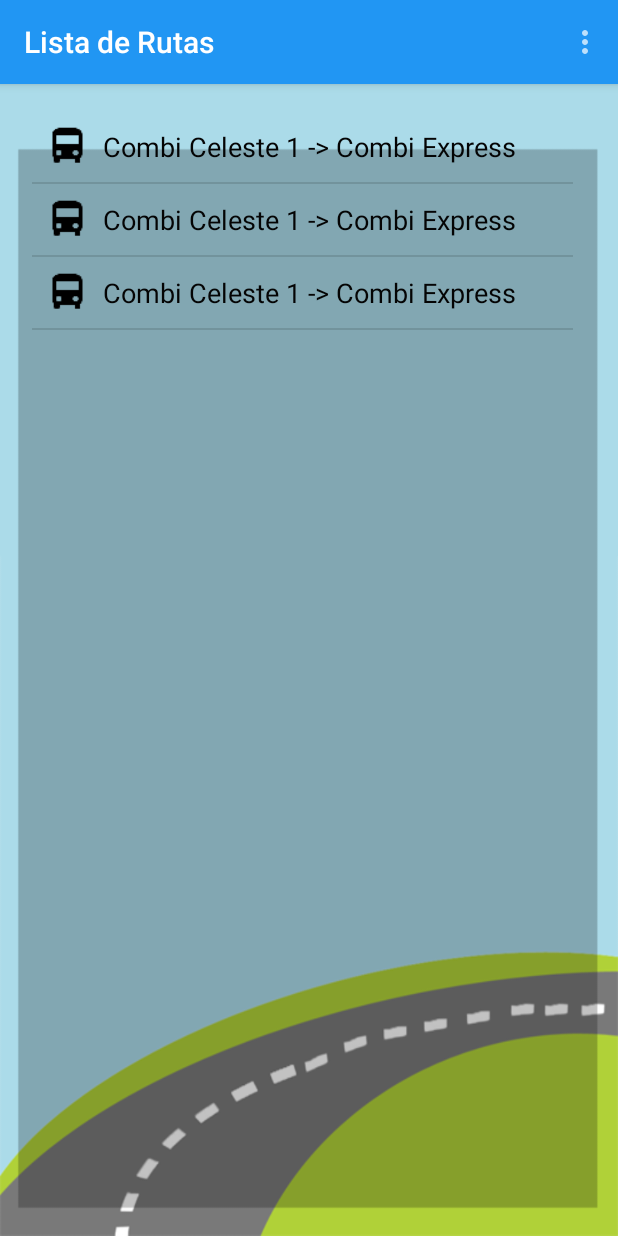
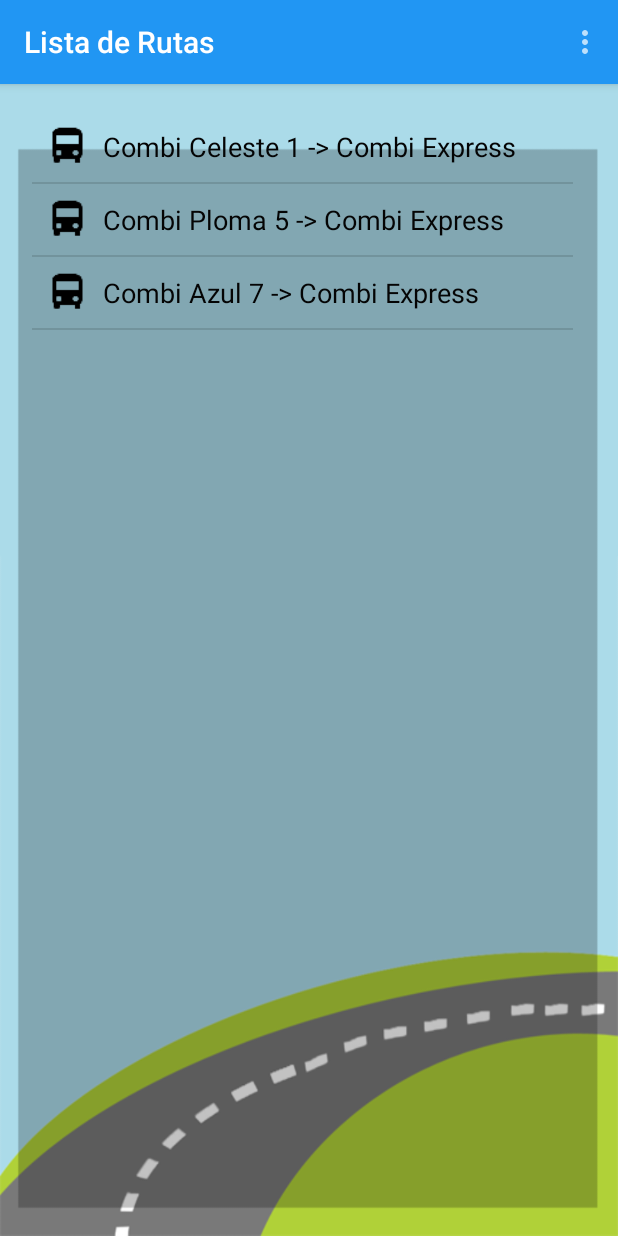
Before and after one commit to guillermosg28/UbicatePs, an Android app: the ListaRutas screen opened directly, with no data from a screen before it, on a phone screen of 412 x 824 dp. Run offline under Robolectric (Android 15) with nearby library versions, the phone set to English and light mode, and no system bars.

```diff
--- a/app/src/main/java/app/volleyjson/androidhive/info/ubicateps/ListaRutas.java
+++ b/app/src/main/java/app/volleyjson/androidhive/info/ubicateps/ListaRutas.java
@@ -21,8 +21,8 @@ public class ListaRutas extends ActionBarActivity {
 
     String[] titulo = new String[]{
             "Combi Celeste 1 -> Combi Express",
-            "Combi Celeste 1 -> Combi Express",
-            "Combi Celeste 1 -> Combi Express",
+            "Combi Ploma 5 -> Combi Express",
+            "Combi Azul 7 -> Combi Express",
     };
 
 
--- a/app/src/main/res/layout/activity_mi_destino.xml
+++ b/app/src/main/res/layout/activity_mi_destino.xml
@@ -28,6 +28,7 @@
         android:text="BUSCAR RUTA"
         android:id="@+id/buttonRuta"
         android:onClick="enviarRutas"
+        android:textColor="#ffffff"
         android:layout_centerVertical="true"
         android:layout_centerHorizontal="true" />
 
```
